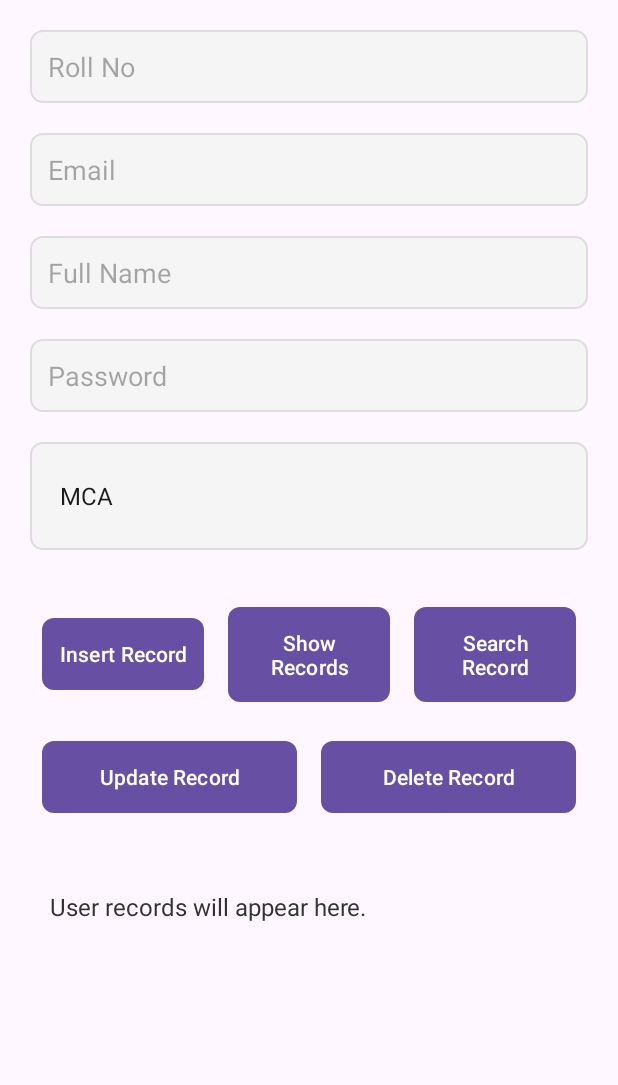
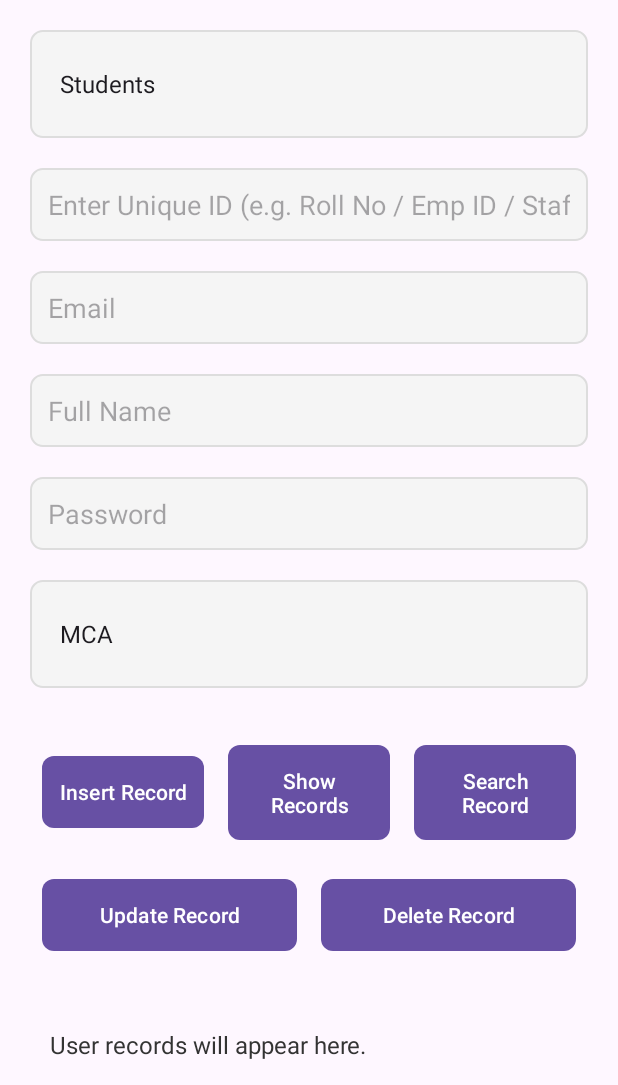
Before and after one commit to Mohammedvaraliya/MCA-Coursework, an Android app: the FirebaseCRUDActivity screen opened directly, with no data from a screen before it, on a phone screen of 412 x 824 dp, the part 151-1236 px from its top. Run offline under Robolectric (Android 15) with nearby library versions, the phone set to English and light mode, and no system bars; our stand-ins replace Firebase (no records; nobody signed in at launch, a user with empty details on screens opened directly).

Commit message:
Updated  Mobile Application Development Session 8 (Firebase Database CRUD)

```diff
--- a/SEM-2/Mobile-Application-Development/Session8FirebaseDatabase/app/src/main/res/layout/activity_firebase_crudactivity.xml
+++ b/SEM-2/Mobile-Application-Development/Session8FirebaseDatabase/app/src/main/res/layout/activity_firebase_crudactivity.xml
@@ -1,14 +1,18 @@
 <?xml version="1.0" encoding="utf-8"?>
-<RelativeLayout xmlns:android="http://schemas.android.com/apk/res/android"
+<ScrollView xmlns:android="http://schemas.android.com/apk/res/android"
     xmlns:app="http://schemas.android.com/apk/res-auto"
     xmlns:tools="http://schemas.android.com/tools"
+    android:layout_width="match_parent"
+    android:layout_height="match_parent"
+    tools:context=".FirebaseCRUDActivity">
+
+    <RelativeLayout
         android:id="@+id/main"
         android:layout_width="match_parent"
-    android:layout_height="match_parent"
+        android:layout_height="wrap_content"
         android:layout_marginLeft="20dp"
         android:layout_marginRight="20dp"
-    android:padding="24dp"
-    tools:context=".FirebaseCRUDActivity">
+        android:padding="24dp">
 
         <TextView
             android:id="@+id/title"
@@ -21,14 +25,27 @@
             android:layout_marginTop="50dp"
             android:fontFamily="sans-serif-medium"/>
 
-    <!-- RollNo -->
-    <EditText
-        android:id="@+id/rollno"
+        <!-- Parent Node Selector -->
+        <Spinner
+            android:id="@+id/parent_node_spinner"
             android:layout_width="match_parent"
             android:layout_height="wrap_content"
             android:layout_below="@id/title"
             android:layout_marginTop="20dp"
-        android:hint="Roll No"
+            android:background="@drawable/edit_text_background"
+            android:padding="12dp"
+            android:inputType="text"
+            android:minHeight="48dp"
+            android:textColor="#333333" />
+
+        <!-- RollNo -->
+        <EditText
+            android:id="@+id/idEditText"
+            android:layout_width="match_parent"
+            android:layout_height="wrap_content"
+            android:layout_below="@id/parent_node_spinner"
+            android:layout_marginTop="20dp"
+            android:hint="Enter Unique ID (e.g. Roll No / Emp ID / Staff ID / Alumni ID)"
             android:inputType="textEmailAddress"
             android:padding="12dp"
             android:background="@drawable/edit_text_background"
@@ -39,7 +56,7 @@
             android:id="@+id/email"
             android:layout_width="match_parent"
             android:layout_height="wrap_content"
-        android:layout_below="@id/rollno"
+            android:layout_below="@id/idEditText"
             android:layout_marginTop="20dp"
             android:hint="Email"
             android:inputType="textEmailAddress"
@@ -187,3 +204,4 @@
             android:padding="13sp"/>
 
     </RelativeLayout>
+</ScrollView>
```
Also changed, not shown: SEM-2/Mobile-Application-Development/Session8FirebaseDatabase/app/src/main/java/com/example/session8firebasedatabase/Alumni.java (+11 -0 lines), SEM-2/Mobile-Application-Development/Session8FirebaseDatabase/app/src/main/java/com/example/session8firebasedatabase/Faculty.java (+11 -0 lines), SEM-2/Mobile-Application-Development/Session8FirebaseDatabase/app/src/main/java/com/example/session8firebasedatabase/FirebaseCRUDActivity.java (+133 -66 lines), SEM-2/Mobile-Application-Development/Session8FirebaseDatabase/app/src/main/java/com/example/session8firebasedatabase/Staff.java (+11 -0 lines). Lines whose indentation alone changed are shown as unchanged.
